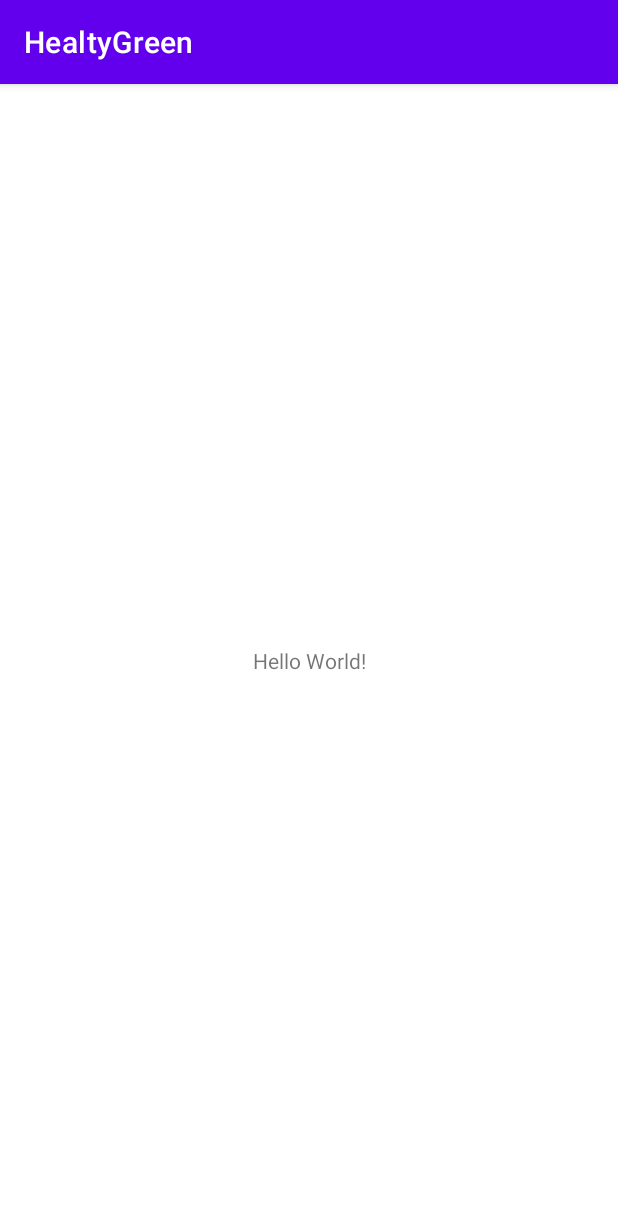
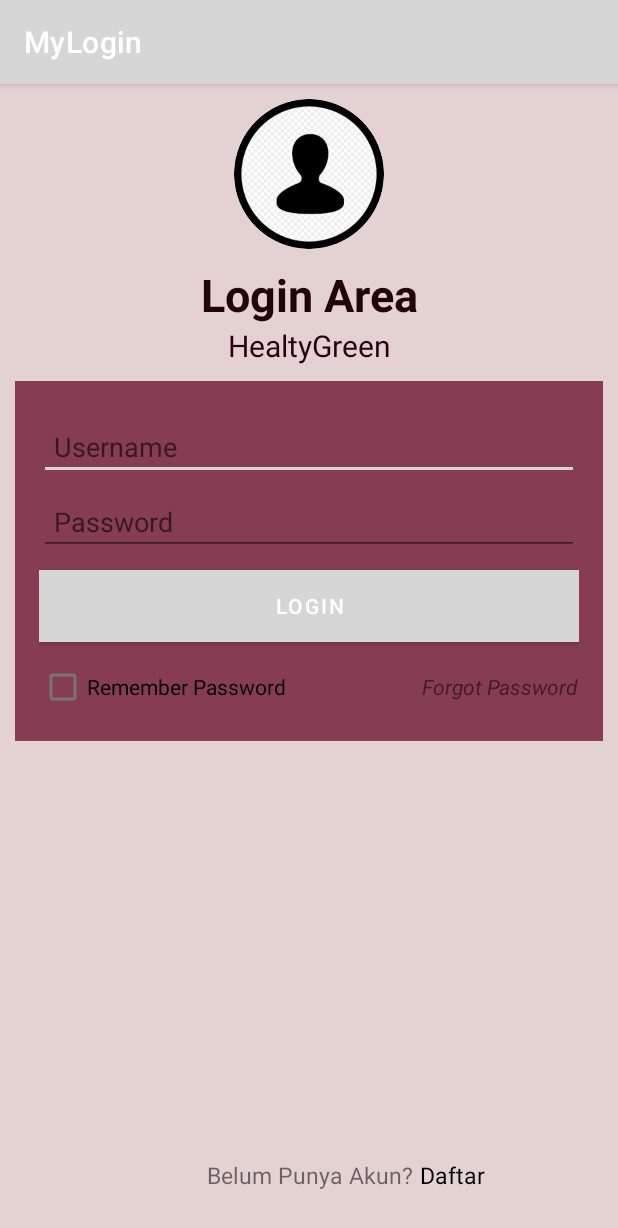
Before and after one commit to Poyyskie/HealtyGreen, an Android app: the screen it shows after launch (MainActivity), on a phone screen of 412 x 824 dp. Shown: the top 1228 px of the screen. Run offline under Robolectric (Android 15) with nearby library versions, the phone set to English and light mode, and no system bars; our stand-ins replace CircleImageView.

Commit message:
menambahkan fitur login

```diff
--- a/app/build.gradle
+++ b/app/build.gradle
@@ -41,4 +41,5 @@ dependencies {
     testImplementation 'junit:junit:4.13.2'
     androidTestImplementation 'androidx.test.ext:junit:1.1.5'
     androidTestImplementation 'androidx.test.espresso:espresso-core:3.5.1'
+    implementation 'de.hdodenhof:circleimageview:3.0.0'
 }
--- a/app/src/main/res/layout/activity_main.xml
+++ b/app/src/main/res/layout/activity_main.xml
@@ -1,18 +1,134 @@
 <?xml version="1.0" encoding="utf-8"?>
-<androidx.constraintlayout.widget.ConstraintLayout xmlns:android="http://schemas.android.com/apk/res/android"
-    xmlns:app="http://schemas.android.com/apk/res-auto"
+<RelativeLayout xmlns:android="http://schemas.android.com/apk/res/android"
     xmlns:tools="http://schemas.android.com/tools"
+    android:id="@+id/activity_main"
     android:layout_width="match_parent"
     android:layout_height="match_parent"
+    android:background="#E4D2D2"
     tools:context=".MainActivity">
 
+    <de.hdodenhof.circleimageview.CircleImageView
+        android:id="@+id/icon_image"
+        android:layout_width="100dp"
+        android:layout_height="100dp"
+        android:layout_centerHorizontal="true"
+        android:layout_marginTop="10dp"
+        android:src="@drawable/user4" />
+
     <TextView
-        android:layout_width="wrap_content"
+        android:id="@+id/title_login"
+        android:layout_width="match_parent"
         android:layout_height="wrap_content"
-        android:text="Hello World!"
-        app:layout_constraintBottom_toBottomOf="parent"
-        app:layout_constraintEnd_toEndOf="parent"
-        app:layout_constraintStart_toStartOf="parent"
-        app:layout_constraintTop_toTopOf="parent" />
+        android:layout_below="@id/icon_image"
+        android:layout_marginTop="10dp"
+        android:gravity="center_horizontal"
+        android:text="@string/login_area"
+        android:textColor="#220505"
+        android:textSize="30sp"
+        android:textStyle="bold" />
 
-</androidx.constraintlayout.widget.ConstraintLayout>
+    <TextView
+        android:id="@+id/desc_title"
+        android:layout_width="match_parent"
+        android:layout_height="wrap_content"
+        android:layout_below="@id/title_login"
+        android:gravity="center"
+        android:text="@string/dark_app"
+        android:textColor="#27010D"
+        android:textSize="20sp" />
+
+    <RelativeLayout
+        android:id="@+id/form_login"
+        android:layout_width="match_parent"
+        android:layout_height="wrap_content"
+        android:layout_below="@id/desc_title"
+        android:layout_margin="10dp"
+        android:background="#863D51"
+        android:padding="16dp">
+
+        <EditText
+            android:id="@+id/username"
+            android:layout_width="match_parent"
+            android:layout_height="wrap_content"
+            android:layout_marginTop="5dp"
+            android:hint="@string/username"
+            android:importantForAutofill="no"
+            android:inputType="text"
+            android:padding="10dp"
+            android:textColor="#8A2525" />
+
+        <EditText
+            android:id="@+id/password"
+            android:layout_width="match_parent"
+            android:layout_height="wrap_content"
+            android:layout_below="@id/username"
+            android:layout_marginTop="5dp"
+            android:hint="@string/password"
+            android:importantForAutofill="no"
+            android:inputType="textPassword"
+            android:padding="10dp"
+            android:textColor="#8A2525" />
+
+        <Button
+            android:id="@+id/btn_login"
+            android:layout_width="match_parent"
+            android:layout_height="wrap_content"
+            android:layout_below="@id/password"
+            android:layout_marginTop="10dp"
+            android:background="#02071F"
+            android:clickable="true"
+            android:focusable="true"
+            android:gravity="center"
+            android:text="@string/login"
+            android:textColor="@android:color/white" />
+
+        <RelativeLayout
+            android:layout_width="match_parent"
+            android:layout_height="40dp"
+            android:layout_below="@id/btn_login"
+            android:layout_marginTop="10dp">
+
+            <CheckBox
+                android:id="@+id/chcbox"
+                android:layout_width="wrap_content"
+                android:layout_height="wrap_content"
+                android:layout_centerVertical="true"
+                android:text="@string/remember_password" />
+
+            <TextView
+                android:layout_width="wrap_content"
+                android:layout_height="wrap_content"
+                android:layout_toStartOf="@id/chcbox"
+                android:layout_alignParentEnd="true"
+                android:layout_centerVertical="true"
+                android:text="@string/forgot_password"
+                android:textStyle="italic" />
+        </RelativeLayout>
+    </RelativeLayout>
+
+    <RelativeLayout
+        android:layout_width="match_parent"
+        android:layout_height="wrap_content"
+        android:layout_alignParentBottom="true"
+        android:layout_marginBottom="30dp">
+
+        <TextView
+            android:id="@+id/title_footer"
+            android:layout_width="wrap_content"
+            android:layout_height="wrap_content"
+            android:layout_centerHorizontal="true"
+            android:gravity="center_horizontal"
+            android:text="@string/belum_punya_akun"
+            android:textSize="15sp" />
+
+        <TextView
+            android:layout_width="match_parent"
+            android:layout_height="wrap_content"
+            android:layout_marginStart="5dp"
+            android:layout_toEndOf="@id/title_footer"
+            android:text="@string/daftar"
+            android:textColor="@android:color/black"
+            android:textSize="15sp" />
+    </RelativeLayout>
+
+</RelativeLayout>
--- a/app/src/main/res/values/colors.xml
+++ b/app/src/main/res/values/colors.xml
@@ -1,10 +1,7 @@
+
 <?xml version="1.0" encoding="utf-8"?>
 <resources>
-    <color name="purple_200">#FFBB86FC</color>
-    <color name="purple_500">#FF6200EE</color>
-    <color name="purple_700">#FF3700B3</color>
-    <color name="teal_200">#FF03DAC5</color>
-    <color name="teal_700">#FF018786</color>
-    <color name="black">#FF000000</color>
-    <color name="white">#FFFFFFFF</color>
+    <color name="colorPrimary">#6D032F</color>
+    <color name="colorPrimaryDark">#000000</color>
+    <color name="colorAccent">#251117</color>
 </resources>
--- a/app/src/main/res/values/strings.xml
+++ b/app/src/main/res/values/strings.xml
@@ -1,3 +1,12 @@
 <resources>
-    <string name="app_name">HealtyGreen</string>
+    <string name="app_name">MyLogin</string>
+    <string name="login_area">Login Area</string>
+    <string name="dark_app">HealtyGreen</string>
+    <string name="username">Username</string>
+    <string name="password">Password</string>
+    <string name="login">LOGIN</string>
+    <string name="remember_password">Remember Password</string>
+    <string name="forgot_password">Forgot Password</string>
+    <string name="belum_punya_akun">Belum Punya Akun?</string>
+    <string name="daftar">Daftar</string>
 </resources>
```
Also changed, not shown: app/src/main/res/drawable/user4.png (added).
